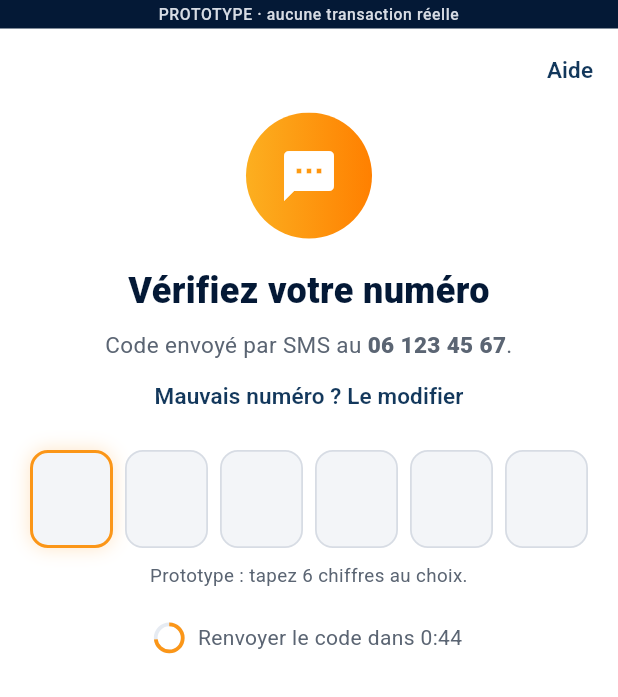
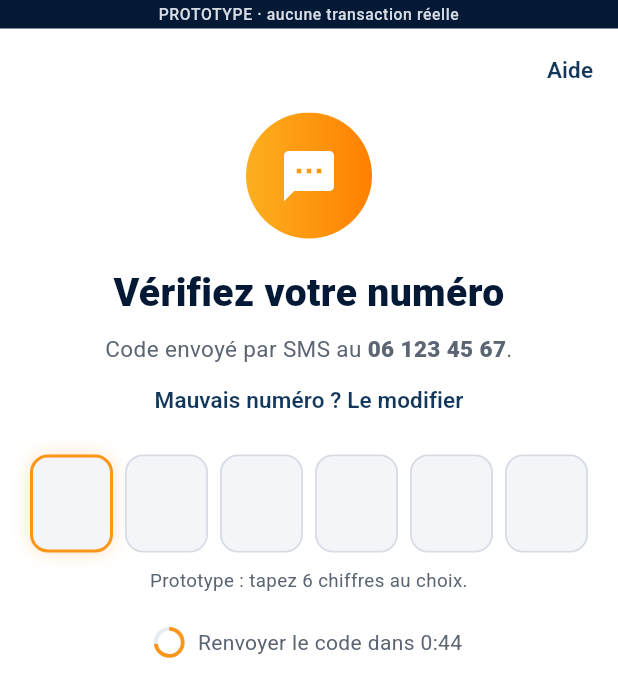
Before and after one commit to Live2026/Live, a Flutter app: the EcranCode screen opened by its route, on a phone screen of 412 x 824 dp. Shown: the top 697 px of the screen. Run offline on Flutter 3.47's test engine with Material 3 defaults, Android fonts, the phone set to English and light mode, and no system bars; our stand-ins replace drift, drift_flutter, flutter_riverpod, go_router, qr_flutter; accounts and stored records are empty; generated files the repository leaves out were written again.

```diff
--- a/app/lib/core/cadre_demarrage.dart
+++ b/app/lib/core/cadre_demarrage.dart
@@ -1,9 +1,11 @@
 import 'dart:math';
 
 import 'package:flutter/material.dart';
+import 'package:flutter/services.dart';
 import 'package:go_router/go_router.dart';
 
 import '../shared/animations.dart';
+import '../shared/demarrage.dart';
 import '../shared/logo.dart';
 import 'adaptatif.dart';
 import 'theme.dart';
@@ -13,6 +15,19 @@ import 'theme.dart';
 /// hauteur de son contenu, puis les liens utiles sous la carte. Rien d'autre
 /// ne détourne l'attention du formulaire. Sur téléphone et tablette, la page
 /// seule.
+///
+/// Image de fond facultative : déposer `assets/images/fond_demarrage.jpg`
+/// (consignes dans docs/ecrans/00, section 8). Sans elle, le fond crème.
+const imageFondDemarrage = 'assets/images/fond_demarrage.jpg';
+
+/// L'image n'est demandée que si elle figure parmi les ressources : pas de
+/// requête en échec (404) tant qu'elle n'a pas été déposée.
+final Future<bool> _imagePresente =
+    AssetManifest.loadFromAssetBundle(rootBundle).then(
+      (m) => m.listAssets().contains(imageFondDemarrage),
+      onError: (_) => false,
+    );
+
 class CadreDemarrage extends StatelessWidget {
   const CadreDemarrage({
     super.key,
@@ -35,9 +50,47 @@ class CadreDemarrage extends StatelessWidget {
   @override
   Widget build(BuildContext context) {
     if (context.taille != Taille.etendue) return child;
+    final theme = Theme.of(context);
+    final page = DansCarte(
+      child: Theme(
+        data: theme.copyWith(
+          appBarTheme: theme.appBarTheme.copyWith(
+            toolbarHeight: 48,
+            backgroundColor: Colors.white,
+            surfaceTintColor: Colors.white,
+          ),
+          scaffoldBackgroundColor: Colors.white,
+          listTileTheme: const ListTileThemeData(
+            dense: true,
+            visualDensity: VisualDensity.compact,
+          ),
+        ),
+        child: child,
+      ),
+    );
     return Material(
       color: fond,
-      child: SafeArea(
+      child: Stack(
+        fit: StackFit.expand,
+        children: [
+          FutureBuilder<bool>(
+            future: _imagePresente,
+            builder: (context, s) => s.data == true
+                ? Image.asset(
+                    imageFondDemarrage,
+                    fit: BoxFit.cover,
+                    errorBuilder: (_, _, _) => const SizedBox.shrink(),
+                  )
+                : const SizedBox.shrink(),
+          ),
+          _contenu(page),
+        ],
+      ),
+    );
+  }
+
+  Widget _contenu(Widget page) {
+    return SafeArea(
       child: LayoutBuilder(
         builder: (context, c) => SingleChildScrollView(
           child: ConstrainedBox(
@@ -55,13 +108,12 @@ class CadreDemarrage extends StatelessWidget {
                 SizedBox(
                   width: min(largeur, c.maxWidth - 48),
                   height: min(hauteur, max(420.0, c.maxHeight - 190)),
-                    child: Apparition(child: _Carte(child: child)),
+                  child: Apparition(child: _Carte(child: page)),
                 ),
                 const SizedBox(height: 22),
                 _PiedCarte(chemin: chemin),
                 const SizedBox(height: 28),
               ],
-              ),
             ),
           ),
         ),
@@ -81,19 +133,12 @@ class _Carte extends StatelessWidget {
       decoration: BoxDecoration(
         color: Colors.white,
         borderRadius: BorderRadius.circular(24),
-        border: Border.all(color: const Color(0xFFCBD2DC)),
-        boxShadow: const [
-          BoxShadow(
-            color: Color(0x0F041936),
-            blurRadius: 24,
-            offset: Offset(0, 8),
-          ),
-        ],
+        border: Border.all(color: const Color(0xFFC5CCD6)),
       ),
       child: ClipRRect(
         borderRadius: BorderRadius.circular(23),
         child: Padding(
-          padding: const EdgeInsets.symmetric(horizontal: 12, vertical: 8),
+          padding: const EdgeInsets.symmetric(horizontal: 20, vertical: 8),
           child: child,
         ),
       ),
@@ -110,6 +155,7 @@ class _PiedCarte extends StatelessWidget {
   @override
   Widget build(BuildContext context) {
     final lien = switch (chemin) {
+      '/bienvenue' ||
       '/telephone' => ('Déjà un compte Live ?', 'Se connecter', '/connexion'),
       '/connexion' || '/connexion/qr' => (
         'Pas encore de compte ?',
--- a/app/lib/features/auth/code_sms.dart
+++ b/app/lib/features/auth/code_sms.dart
@@ -173,6 +173,8 @@ class _EcranCodeState extends State<EcranCode> {
       body: ListView(
         padding: const EdgeInsets.fromLTRB(20, 0, 20, 24),
         children: [
+          // Dans la carte d'ordinateur, pas d'icône : titre et code seuls.
+          if (!DansCarte.de(context)) ...[
             Center(
               child: Apparition(
                 child: Container(
@@ -189,10 +191,11 @@ class _EcranCodeState extends State<EcranCode> {
               ),
             ),
             const SizedBox(height: 18),
+          ],
           const Text(
             'Vérifiez votre numéro',
             textAlign: TextAlign.center,
-            style: TextStyle(fontSize: 24, fontWeight: FontWeight.w900),
+            style: TextStyle(fontSize: 26, fontWeight: FontWeight.w800),
           ),
           const SizedBox(height: 8),
           Text.rich(
```
Also changed, not shown: app/lib/core/router.dart (+4 -4 lines), app/lib/features/auth/bienvenue.dart (+17 -35 lines), app/lib/shared/demarrage.dart (+94 -0 lines), app/lib/shared/elements.dart (+12 -0 lines), 2 other files. Lines whose indentation alone changed are shown as unchanged.
